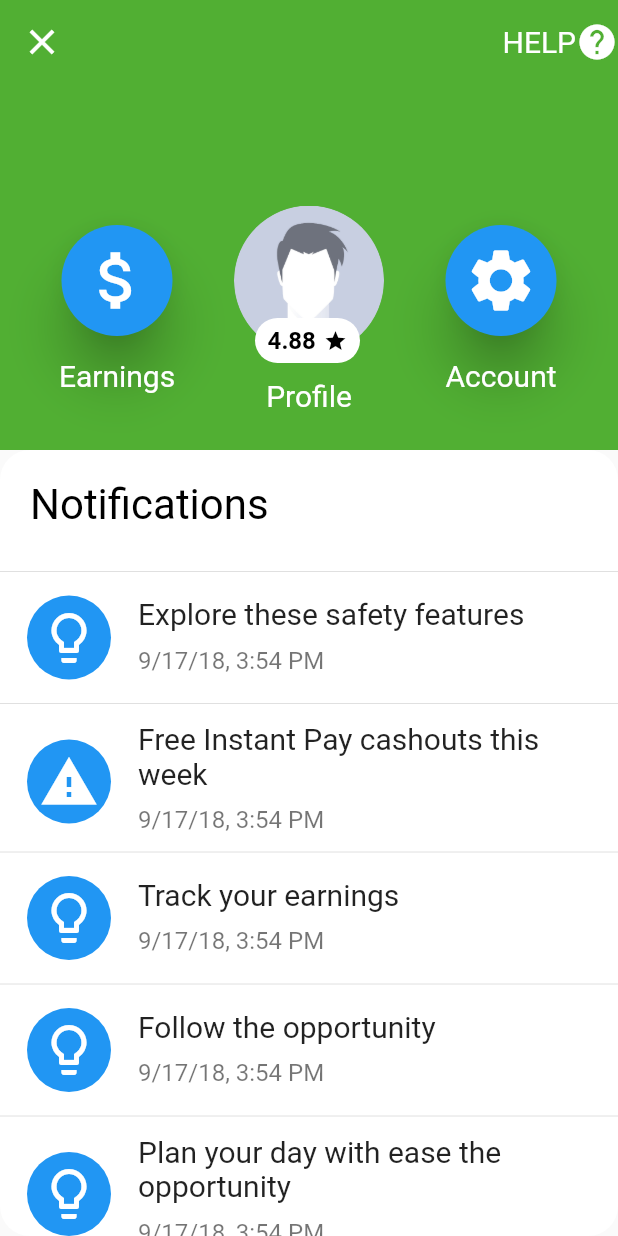
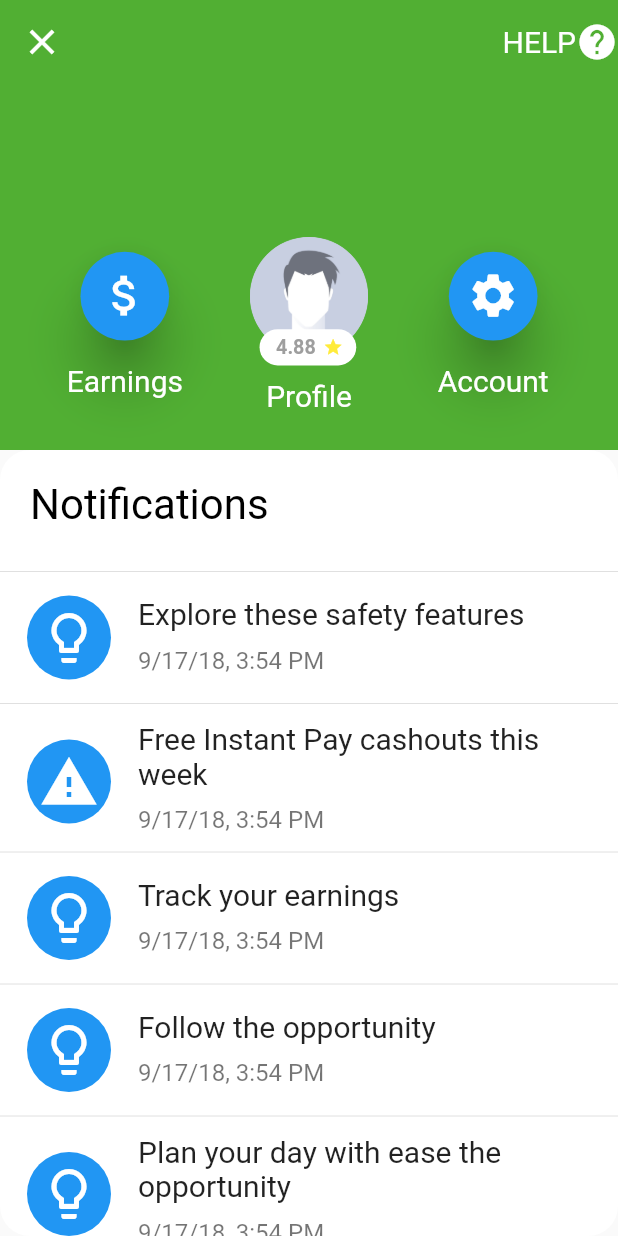
Before and after one commit to firepmi/sam-driver-app, a Flutter app: the NotificationsView screen opened directly, on a phone screen of 412 x 824 dp. Run offline on Flutter 3.47's test engine with Material 2 defaults, Android fonts, the phone set to English and light mode, and no system bars; our stand-ins replace firebase_auth, firebase_core, firebase_database, firebase_storage, flutter_svg, fluttertoast and 5 more; missing offline and left inert: flip_panel, google_maps_webservice; accounts and stored records are empty; network calls fail.

Commit message:
size update

```diff
--- a/lib/ui/pages/notifications.dart
+++ b/lib/ui/pages/notifications.dart
@@ -86,7 +86,7 @@ class _NotificationsViewState extends State<NotificationsView> {
                                 ProfileButton(
                                   onPressed: () =>
                                       Navigator.pushNamed(context, "/profile"),
-                                  icon: Icons.star,
+                                  profileUrl: profileUrl,
                                   title: "Profile",
                                   rating: "4.88",
                                 ),
@@ -299,7 +299,7 @@ class _FunctionalButtonState extends State<FunctionalButton> {
               padding: EdgeInsets.all(12.0),
               child: Icon(
                 widget.icon,
-                size: 50.0,
+                size: AppConfig.size(context, 16),
                 color: Colors.white,
               )),
         ),
@@ -322,12 +322,11 @@ class _FunctionalButtonState extends State<FunctionalButton> {
 }
 
 class ProfileButton extends StatefulWidget {
-  final String title, rating;
-  final IconData icon;
+  final String title, rating, profileUrl;
   final Function() onPressed;
 
   const ProfileButton(
-      {Key key, this.title, this.rating, this.icon, this.onPressed})
+      {Key key, this.title, this.rating, this.profileUrl, this.onPressed})
       : super(key: key);
 
   @override
@@ -347,12 +346,21 @@ class _ProfileButtonState extends State<ProfileButton> {
             mainAxisSize: MainAxisSize.min,
             children: <Widget>[
               ClipOval(
-                child: Image.asset(
-                  "assets/images/default_profile.png",
-                  width: 100,
-                  height: 100,
-                  fit: BoxFit.cover,
-                ),
+                child: widget.profileUrl != ""
+                    ? FadeInImage.assetNetwork(
+                        image: widget.profileUrl,
+                        placeholder: 'assets/images/default_profile.png',
+                        // "assets/images/default_profile.png",
+                        width: AppConfig.size(context, 36),
+                        height: AppConfig.size(context, 36),
+                        fit: BoxFit.cover,
+                      )
+                    : Image.asset(
+                        "assets/images/default_profile.png",
+                        width: AppConfig.size(context, 36),
+                        height: AppConfig.size(context, 36),
+                        fit: BoxFit.cover,
+                      ),
               ),
               SizedBox(
                 height: 10,
@@ -370,11 +378,10 @@ class _ProfileButtonState extends State<ProfileButton> {
             ],
           ),
           Positioned(
-            left: 14,
-            top: 75,
+            left: AppConfig.size(context, 3),
+            top: AppConfig.size(context, 28),
             child: Container(
-              width: 70,
-              height: 30,
+              height: AppConfig.size(context, 11),
               decoration: BoxDecoration(
                 color: Colors.white,
                 borderRadius: BorderRadius.all(Radius.circular(50.0)),
@@ -383,18 +390,22 @@ class _ProfileButtonState extends State<ProfileButton> {
                 crossAxisAlignment: CrossAxisAlignment.center,
                 mainAxisAlignment: MainAxisAlignment.center,
                 children: <Widget>[
+                  SizedBox(width: AppConfig.size(context, 5)),
                   Text(widget.rating,
                       style: TextStyle(
-                          color: Colors.black,
-                          fontSize: 16,
+                          color: Colors.grey,
+                          fontSize: AppConfig.size(context, 6),
                           fontWeight: FontWeight.bold)),
                   SizedBox(
                     width: 5,
                   ),
                   Icon(
-                    widget.icon,
-                    color: Colors.black,
-                    size: 16,
+                    Icons.star,
+                    color: Colors.yellow,
+                    size: AppConfig.size(context, 6),
+                  ),
+                  SizedBox(
+                    width: AppConfig.size(context, 4),
                   )
                 ],
               ),
```
